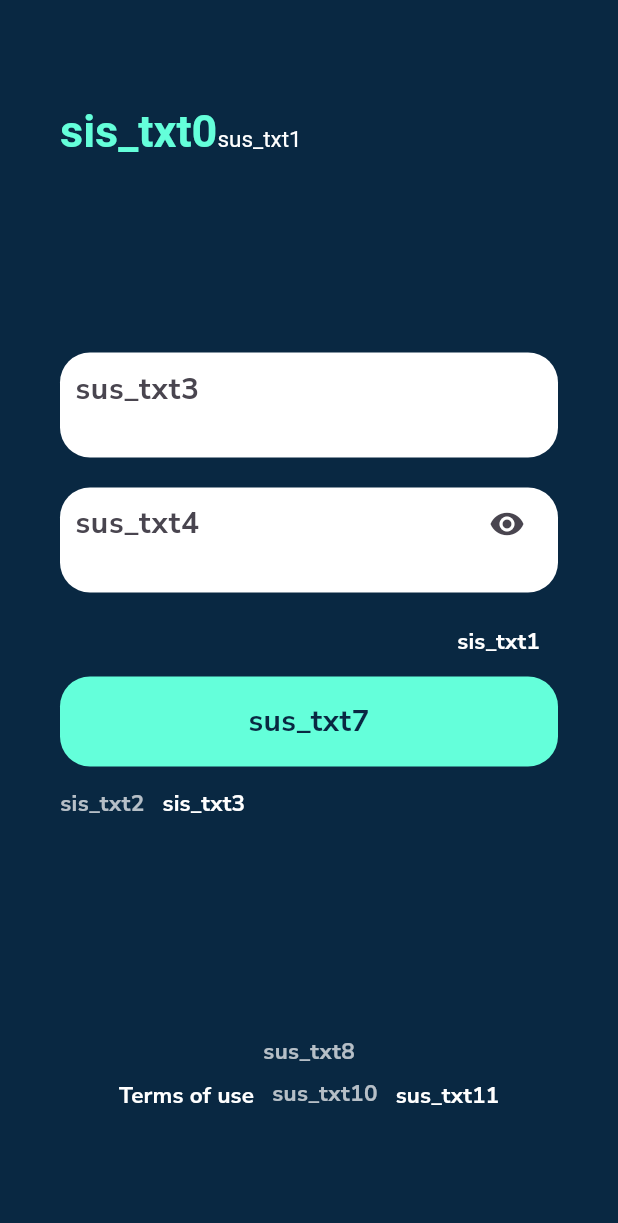
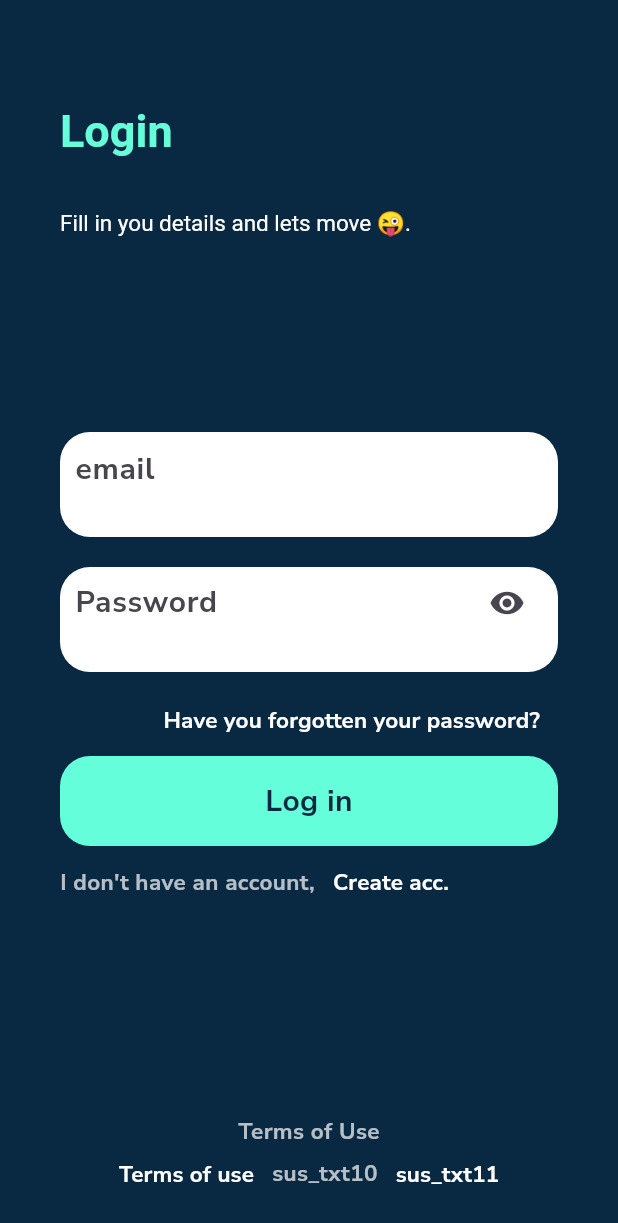
Before and after one commit to bnakusaki/API-APP, a Flutter app: the SignInScreen screen opened by its route, on a phone screen of 412 x 824 dp. Shown: the top 1223 px of the screen. Run offline on Flutter 3.47's test engine with Material 2 defaults, Android fonts, the light colour scheme and no system bars; our stand-ins replace animated_text_kit, email_validator, firebase_auth, firebase_core, go_router, google_fonts and 2 more; accounts and stored records are empty.

Commit message:
ninth commit

```diff
--- a/lib/auth/auth.dart
+++ /dev/null
@@ -1 +0,0 @@
-import 'package:firebase_auth/firebase_auth.dart';
--- a/lib/main.dart
+++ b/lib/main.dart
@@ -1,7 +1,6 @@
 import 'package:flutter/material.dart';
 // import 'package:easy_localization/easy_localization.dart';
 import '../core/routes.dart' as routes;
-import 'package:firebase_auth/firebase_auth.dart';
 import 'package:firebase_core/firebase_core.dart';
 
 void main() async {
--- a/lib/screens/authentication/signIn.dart
+++ b/lib/screens/authentication/signIn.dart
@@ -1,6 +1,7 @@
 import 'package:apiapp/screens/welcome/privacyPolicies.dart';
 // import 'package:easy_localization/easy_localization.dart';
 import 'package:email_validator/email_validator.dart';
+import 'package:firebase_auth/firebase_auth.dart';
 import 'package:flutter/material.dart';
 import 'package:go_router/go_router.dart';
 
@@ -15,6 +16,9 @@ class _SignInScreenState extends State<SignInScreen> {
   final _formKey = GlobalKey<FormState>();
   bool obscure = true;
   bool showPrompt = false;
+  TextEditingController phoneController = TextEditingController();
+  TextEditingController emailController = TextEditingController();
+  TextEditingController passwordController = TextEditingController();
   @override
   Widget build(BuildContext context) {
     final screenWidth = MediaQuery.of(context).size.width;
@@ -37,7 +41,7 @@ class _SignInScreenState extends State<SignInScreen> {
                           style: TextStyle(color: Colors.black),
                           children: [
                             TextSpan(
-                              text: 'sis_txt0',
+                              text: 'Login\n\n',
                               style: TextStyle(
                                 color: Colors.tealAccent,
                                 fontSize: 30,
@@ -45,7 +49,7 @@ class _SignInScreenState extends State<SignInScreen> {
                               ),
                             ),
                             TextSpan(
-                              text: 'sus_txt1',
+                              text: 'Fill in you details and lets move 😜.',
                               style: TextStyle(
                                 color: Colors.white,
                                 fontSize: 15,
@@ -57,14 +61,16 @@ class _SignInScreenState extends State<SignInScreen> {
                       _buildTextField(
                         upperRoom: 130,
                         lowerRoom: 20,
-                        hintText: 'sus_txt3',
+                        hintText: 'email',
                         type: 'email',
+                        controller: emailController,
                       ),
                       _buildTextField(
                         upperRoom: 0,
                         lowerRoom: 8,
-                        hintText: 'sus_txt4',
+                        hintText: 'Password',
                         type: 'password',
+                        controller: passwordController,
                       ),
                       SizedBox(
                         width: screenWidth - 80,
@@ -77,7 +83,7 @@ class _SignInScreenState extends State<SignInScreen> {
                               });
                             },
                             child: const Text(
-                              'sis_txt1',
+                              'Have you forgotten your password?',
                               textAlign: TextAlign.right,
                               style: TextStyle(
                                 color: Colors.white,
@@ -97,7 +103,7 @@ class _SignInScreenState extends State<SignInScreen> {
                           ),
                           child: const Center(
                             child: Text(
-                              'sus_txt7',
+                              'Log in',
                               style: TextStyle(
                                 color: Color.fromARGB(255, 9, 40, 66),
                                 fontWeight: FontWeight.bold,
@@ -107,7 +113,13 @@ class _SignInScreenState extends State<SignInScreen> {
                         ),
                         onTap: () {
                           if (_formKey.currentState!.validate()) {
-                            context.go('/homeScreen');
+                            // context.go('/homeScreen');
+
+                            FirebaseAuth.instance
+                                .signInWithEmailAndPassword(
+                                    email: emailController.text,
+                                    password: passwordController.text)
+                                .then((value) => context.go('/homeScreen'));
                           }
                         },
                       ),
@@ -118,7 +130,7 @@ class _SignInScreenState extends State<SignInScreen> {
                           child: Row(
                             children: [
                               const Text(
-                                'sis_txt2',
+                                'I don\'t have an account,',
                                 style: TextStyle(
                                   fontSize: 15,
                                   color: Colors.white70,
@@ -129,7 +141,7 @@ class _SignInScreenState extends State<SignInScreen> {
                                   Navigator.pop(context);
                                 },
                                 child: const Text(
-                                  'sis_txt3',
+                                  'Create acc.',
                                   style: TextStyle(
                                     color: Colors.white,
                                     fontSize: 15,
@@ -149,7 +161,7 @@ class _SignInScreenState extends State<SignInScreen> {
                           mainAxisSize: MainAxisSize.min,
                           children: [
                             const Text(
-                              'sus_txt8',
+                              'Terms of Use',
                               style: TextStyle(
                                 color: Colors.white70,
                                 fontSize: 15,
@@ -245,11 +257,11 @@ class _SignInScreenState extends State<SignInScreen> {
                                 style: Theme.of(context).textTheme.titleMedium,
                               ),
                               _buildTextField(
-                                upperRoom: 20,
-                                lowerRoom: 20,
-                                hintText: 'email',
-                                type: 'forgotEmail',
-                              ),
+                                  upperRoom: 20,
+                                  lowerRoom: 20,
+                                  hintText: 'email',
+                                  type: 'forgotEmail',
+                                  controller: null),
                               InkWell(
                                 child: Container(
                                   height: 60,
@@ -292,6 +304,7 @@ class _SignInScreenState extends State<SignInScreen> {
     required double lowerRoom,
     required String hintText,
     required String type,
+    required var controller,
   }) {
     return Padding(
       padding: EdgeInsets.fromLTRB(0, upperRoom, 0, lowerRoom),
@@ -305,6 +318,7 @@ class _SignInScreenState extends State<SignInScreen> {
         child: Padding(
           padding: const EdgeInsets.fromLTRB(10, 0, 10, 0),
           child: TextFormField(
+            controller: controller,
             cursorColor: const Color.fromARGB(255, 9, 40, 66),
             cursorHeight: 40,
             obscureText: type == 'password' && obscure == true ? true : false,
--- a/lib/screens/authentication/signUp.dart
+++ b/lib/screens/authentication/signUp.dart
@@ -339,7 +339,7 @@ class _SignUpScreenState extends State<SignUpScreen> {
                           style: TextStyle(color: Colors.black),
                           children: [
                             TextSpan(
-                              text: 'sus_txt0',
+                              text: 'Let\'s go!\n\n',
                               style: TextStyle(
                                 color: Colors.tealAccent,
                                 fontSize: 30,
@@ -347,7 +347,7 @@ class _SignUpScreenState extends State<SignUpScreen> {
                               ),
                             ),
                             TextSpan(
-                              text: 'sus_txt1',
+                              text: 'Fill in you details to get started.',
                               style: TextStyle(
                                 color: Colors.white,
                                 fontSize: 15,
@@ -360,13 +360,13 @@ class _SignUpScreenState extends State<SignUpScreen> {
                       _buildTextField(
                           upperRoom: 20,
                           lowerRoom: 20,
-                          hintText: 'sus_txt3',
+                          hintText: 'email',
                           type: 'email',
                           controller: emailController),
                       _buildTextField(
                           upperRoom: 0,
                           lowerRoom: 20,
-                          hintText: 'sus_txt4',
+                          hintText: 'Password',
                           type: 'password',
                           controller: passwordController),
                       _buildTextField(
@@ -385,7 +385,7 @@ class _SignUpScreenState extends State<SignUpScreen> {
                           ),
                           child: const Center(
                             child: Text(
-                              'sus_txt5',
+                              'Create Account',
                               style: TextStyle(
                                 color: Color.fromARGB(255, 9, 40, 66),
                                 fontWeight: FontWeight.bold,
@@ -426,7 +426,7 @@ class _SignUpScreenState extends State<SignUpScreen> {
                           child: Row(
                             children: [
                               const Text(
-                                'sus_txt6',
+                                'already have an account,',
                                 style: TextStyle(
                                   fontSize: 15,
                                   color: Colors.white70,
@@ -443,7 +443,7 @@ class _SignUpScreenState extends State<SignUpScreen> {
                                   );
                                 },
                                 child: const Text(
-                                  'sus_txt7',
+                                  'Log in',
                                   style: TextStyle(
                                     color: Colors.white,
                                     fontSize: 15,
@@ -463,7 +463,7 @@ class _SignUpScreenState extends State<SignUpScreen> {
                           mainAxisSize: MainAxisSize.min,
                           children: [
                             const Text(
-                              'sus_txt8',
+                              'By logging in, I agree to the',
                               style: TextStyle(
                                 color: Colors.white70,
                                 fontSize: 15,
@@ -495,7 +495,7 @@ class _SignUpScreenState extends State<SignUpScreen> {
                                     ),
                                   ),
                                   const Text(
-                                    'sus_txt10',
+                                    'and',
                                     style: TextStyle(
                                       color: Colors.white70,
                                       fontSize: 15,
@@ -513,7 +513,7 @@ class _SignUpScreenState extends State<SignUpScreen> {
                                       );
                                     },
                                     child: const Text(
-                                      'sus_txt11',
+                                      'privacy policy',
                                       style: TextStyle(
                                         fontWeight: FontWeight.bold,
                                         color: Colors.white,
@@ -547,6 +547,7 @@ class _SignUpScreenState extends State<SignUpScreen> {
         decoration: BoxDecoration(
             color: Colors.white, borderRadius: BorderRadius.circular(20)),
         child: InternationalPhoneNumberInput(
+          textFieldController: phoneController,
           validator: (p0) {
             if (p0!.isEmpty) {
               return 'enter phone number';
--- a/lib/screens/welcome/newIntroScreen.dart
+++ b/lib/screens/welcome/newIntroScreen.dart
@@ -39,7 +39,10 @@ class _NewIntroScreenState extends State<NewIntroScreen> {
             child: PageView(
               controller: _pageController,
               children: [
-                _buildIntroMsg(textTheme: textTheme!, msg: 'is_txt0'),
+                _buildIntroMsg(
+                    textTheme: textTheme!,
+                    msg:
+                        'Get expert guidance to navigate your project work like a pro and achieve success with ease.'),
                 _buildIntroMsg(textTheme: textTheme, msg: 'is_txt1'),
                 _buildIntroMsg(textTheme: textTheme, msg: 'is_txt2'),
               ],
@@ -55,7 +58,7 @@ class _NewIntroScreenState extends State<NewIntroScreen> {
               ),
               child: const Center(
                 child: Text(
-                  'is_txt3',
+                  'Get Started',
                   style: TextStyle(
                     color: Colors.tealAccent,
                   ),
--- a/lib/screens/welcome/privacyPolicies.dart
+++ b/lib/screens/welcome/privacyPolicies.dart
@@ -21,7 +21,7 @@ class Policy extends StatelessWidget {
               stretch: true,
               expandedHeight: screenHeight * 0.3,
               title: Text(
-                (type == 'privacy') ? 'pp_txt0' : 'sus_txt9',
+                (type == 'privacy') ? 'Policy Statement' : 'Terms of use',
                 style: Theme.of(context).textTheme.titleLarge,
               ),
               floating: true,
--- a/lib/screens/welcome/welcome.dart
+++ b/lib/screens/welcome/welcome.dart
@@ -56,7 +56,7 @@ class WelcomeScreen extends StatelessWidget {
                       child: Semantics(
                         readOnly: true,
                         child: _buildPrivacyMessage(
-                          message: 'ws_txt0',
+                          message: 'We value your privacy',
                           textStyle: Theme.of(context).textTheme.titleLarge!,
                         ),
                       ),
@@ -68,7 +68,8 @@ class WelcomeScreen extends StatelessWidget {
                     Semantics(
                       readOnly: true,
                       child: _buildPrivacyMessage(
-                        message: 'ws_txt1',
+                        message:
+                            'Your privacy matters to us. To offer a personalized experience, we gather certain personal data.',
                         textStyle: Theme.of(context).textTheme.bodyMedium!,
                       ),
                     ),
@@ -89,7 +90,7 @@ class WelcomeScreen extends StatelessWidget {
                               );
                             },
                             child: Text(
-                              'ws_txt2',
+                              'Read more >',
                               style: GoogleFonts.delius(
                                 color: const Color.fromARGB(255, 9, 40, 66),
                                 fontSize: 20,
@@ -115,7 +116,7 @@ class WelcomeScreen extends StatelessWidget {
                           ),
                           child: const Center(
                             child: Text(
-                              'ws_txt3',
+                              'Let\'s start',
                               style: TextStyle(
                                 fontFamily: 'Nunito_Sans',
                                 color: Colors.tealAccent,
```
Also changed, not shown: lib/screens/home.dart (+21 -1 lines).
